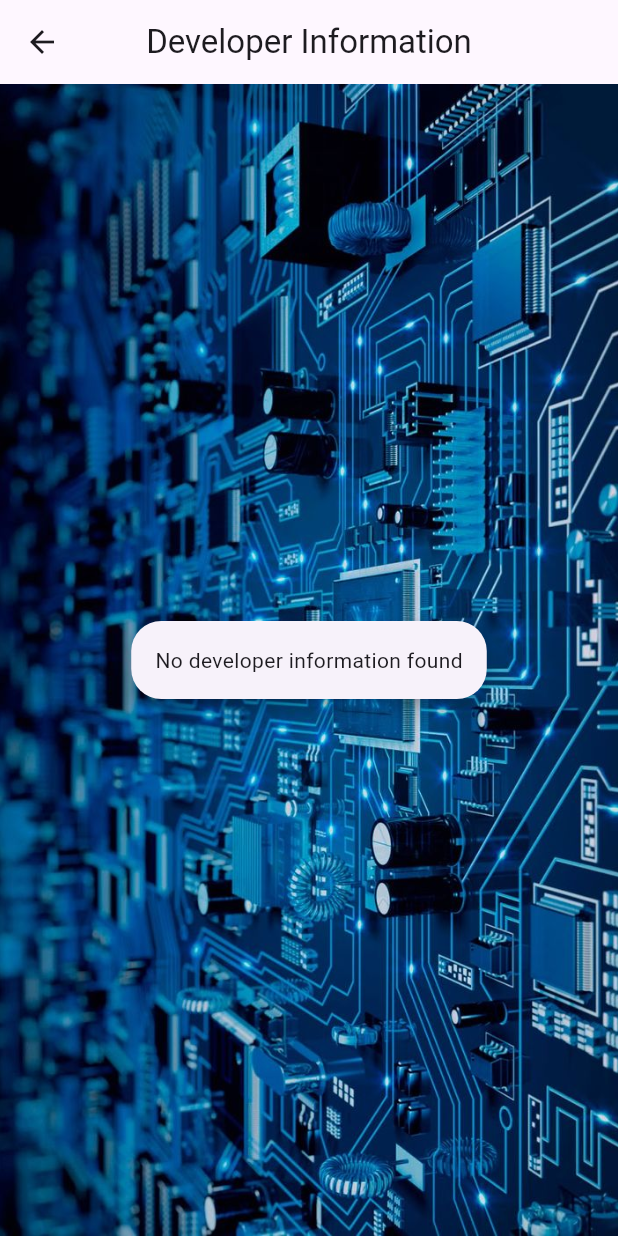
After one commit to Bhaveshg4/Embedded-Club-Android-Application, a Flutter app: the Developer screen opened directly, on a phone screen of 412 x 824 dp. The commit adds this screen. Run offline on Flutter 3.47's test engine with Material 3 defaults, Android fonts, the light colour scheme and no system bars; our stand-ins replace carousel_slider, cloud_firestore, firebase_core, google_sign_in; accounts and stored records are empty.

Commit message:
Some Changes and included developer's info

```diff
--- a/lib/pages/Achievements.dart
+++ b/lib/pages/Achievements.dart
@@ -62,8 +62,7 @@ class _AchievementsPostCardState extends State<AchievementsPostCard> {
                     radius: 30,
                     backgroundImage: eventData['profileImage'] != null
                         ? AssetImage(eventData['profileImage'])
-                        : const AssetImage(
-                            'fallback_image.png'), // Provide a fallback image
+                        : const AssetImage('fallback_image.png'),
                   ),
                   const SizedBox(width: 15),
                   Expanded(
--- /dev/null
+++ b/lib/pages/developer.dart
@@ -0,0 +1,110 @@
+import 'package:flutter/material.dart';
+import 'package:cloud_firestore/cloud_firestore.dart';
+
+class Developer extends StatelessWidget {
+  const Developer({Key? key});
+
+  @override
+  Widget build(BuildContext context) {
+    return Scaffold(
+      appBar: AppBar(
+        title: const Text('Developer Information'),
+        centerTitle: true,
+      ),
+      body: Stack(
+        children: [
+          Image.asset(
+            'assets/background_home.jpg',
+            width: double.infinity,
+            height: double.infinity,
+            fit: BoxFit.cover,
+          ),
+          Center(
+            child: Card(
+              margin: const EdgeInsets.all(20),
+              elevation: 5,
+              shape: RoundedRectangleBorder(
+                borderRadius: BorderRadius.circular(20),
+              ),
+              child: Padding(
+                padding: const EdgeInsets.all(16.0),
+                child: FutureBuilder<DocumentSnapshot>(
+                  future: FirebaseFirestore.instance
+                      .collection('developer_info')
+                      .doc('developerDetails')
+                      .get(),
+                  builder: (context, snapshot) {
+                    if (snapshot.connectionState == ConnectionState.waiting) {
+                      return CircularProgressIndicator();
+                    }
+
+                    if (!snapshot.hasData || snapshot.data!.data() == null) {
+                      return const Text('No developer information found');
+                    }
+
+                    var data = snapshot.data!.data() as Map<String, dynamic>;
+
+                    return Column(
+                      crossAxisAlignment: CrossAxisAlignment.center,
+                      mainAxisSize: MainAxisSize.min,
+                      children: [
+                        const Text(
+                          "Developed by",
+                          style: TextStyle(
+                            fontSize: 24,
+                            fontWeight: FontWeight.bold,
+                          ),
+                        ),
+                        const SizedBox(height: 10),
+                        Text(
+                          '${data['developerName'] ?? 'Unknown'}',
+                          style: TextStyle(
+                            fontSize: 20,
+                            fontWeight: FontWeight.bold,
+                            color: Colors.blue,
+                          ),
+                        ),
+                        const SizedBox(height: 20),
+                        Text(
+                          'Email: ${data['developerEmail'] ?? 'No email available'}',
+                          style: TextStyle(
+                            fontSize: 16,
+                            color: const Color.fromARGB(255, 88, 85, 85),
+                          ),
+                        ),
+                        const SizedBox(height: 20),
+                        Text(
+                          'About:',
+                          style: TextStyle(
+                            fontSize: 16,
+                            fontStyle: FontStyle.italic,
+                          ),
+                        ),
+                        const SizedBox(height: 10),
+                        Text(
+                          '${data['developerDescription'] ?? 'No description available'}',
+                          style: TextStyle(
+                            fontSize: 16,
+                            fontStyle: FontStyle.italic,
+                          ),
+                        ),
+                      ],
+                    );
+                  },
+                ),
+              ),
+            ),
+          ),
+        ],
+      ),
+    );
+  }
+}
+
+void main() {
+  runApp(
+    MaterialApp(
+      home: Developer(),
+    ),
+  );
+}
--- a/lib/pages/homepage.dart
+++ b/lib/pages/homepage.dart
@@ -3,6 +3,7 @@ import 'package:carousel_slider/carousel_slider.dart';
 import 'package:flutter_application_1/pages/Achievements.dart';
 import 'package:flutter_application_1/pages/Events.dart';
 import 'package:flutter_application_1/pages/UpcomingEvents.dart';
+import 'package:flutter_application_1/pages/developer.dart';
 import 'package:flutter_application_1/pages/team.dart';
 
 void main() {
@@ -164,8 +165,8 @@ class _HomePageState extends State<HomePage> {
             _currentIndex = index;
           });
         },
-        items: const [
-          BottomNavigationBarItem(
+        items: [
+          const BottomNavigationBarItem(
             icon: Icon(
               Icons.home,
               color: Colors.black,
@@ -174,8 +175,13 @@ class _HomePageState extends State<HomePage> {
             backgroundColor: Colors.black,
           ),
           BottomNavigationBarItem(
-            icon: InkWell(child: Icon(Icons.person, color: Colors.black)),
-            label: 'Profile',
+            icon: InkWell(
+                onTap: () {
+                  Navigator.push(context,
+                      MaterialPageRoute(builder: (context) => Developer()));
+                },
+                child: Icon(Icons.person, color: Colors.black)),
+            label: ' Developer Profile',
             backgroundColor: Colors.black,
           ),
         ],
--- a/lib/pages/register.dart
+++ b/lib/pages/register.dart
@@ -21,8 +21,7 @@ class RegisterPage extends StatelessWidget {
       body: Container(
         decoration: BoxDecoration(
           image: DecorationImage(
-            image: AssetImage(
-                'assets/background_home.jpg'), // Replace with your image asset path
+            image: AssetImage('assets/background_home.jpg'),
             fit: BoxFit.cover,
           ),
         ),
@@ -61,22 +60,18 @@ class RegisterPage extends StatelessWidget {
               const SizedBox(height: 16),
               ElevatedButton(
                 onPressed: () async {
-                  // Get the data from the controllers
                   String name = nameController.text;
                   String branch = branchController.text;
                   String section = sectionController.text;
                   String rollNumber = rollNumberController.text;
 
-                  // Validate if the fields are not empty
                   if (name.isEmpty ||
                       branch.isEmpty ||
                       section.isEmpty ||
                       rollNumber.isEmpty) {
-                    // You can show an error message or handle it as needed
                     return;
                   }
 
-                  // Save the data to Firestore
                   await FirebaseFirestore.instance
                       .collection('registrations')
                       .add({
@@ -84,10 +79,8 @@ class RegisterPage extends StatelessWidget {
                     'branch': branch,
                     'section': section,
                     'rollNumber': rollNumber,
-                    // Add additional fields as needed
                   });
 
-                  // You can also navigate to a success page or show a confirmation message
                   ScaffoldMessenger.of(context).showSnackBar(SnackBar(
                     content: Text('Registration successful!'),
                   ));
```
Also changed, not shown: lib/pages/Loginpage.dart (+0 -21 lines).
